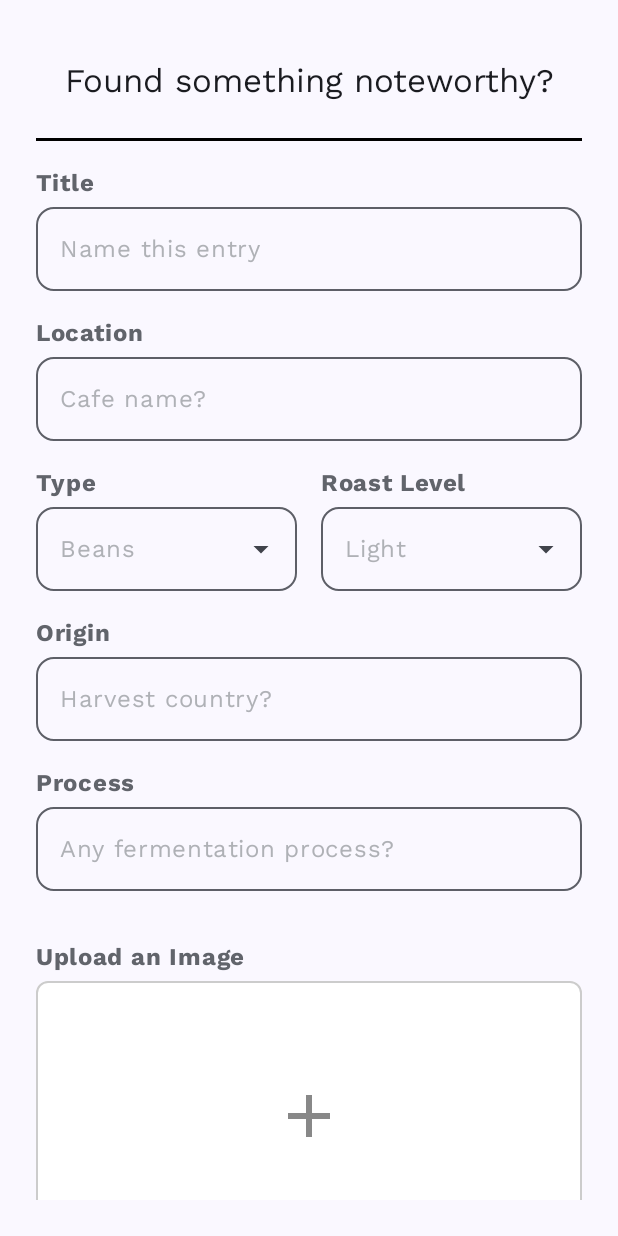
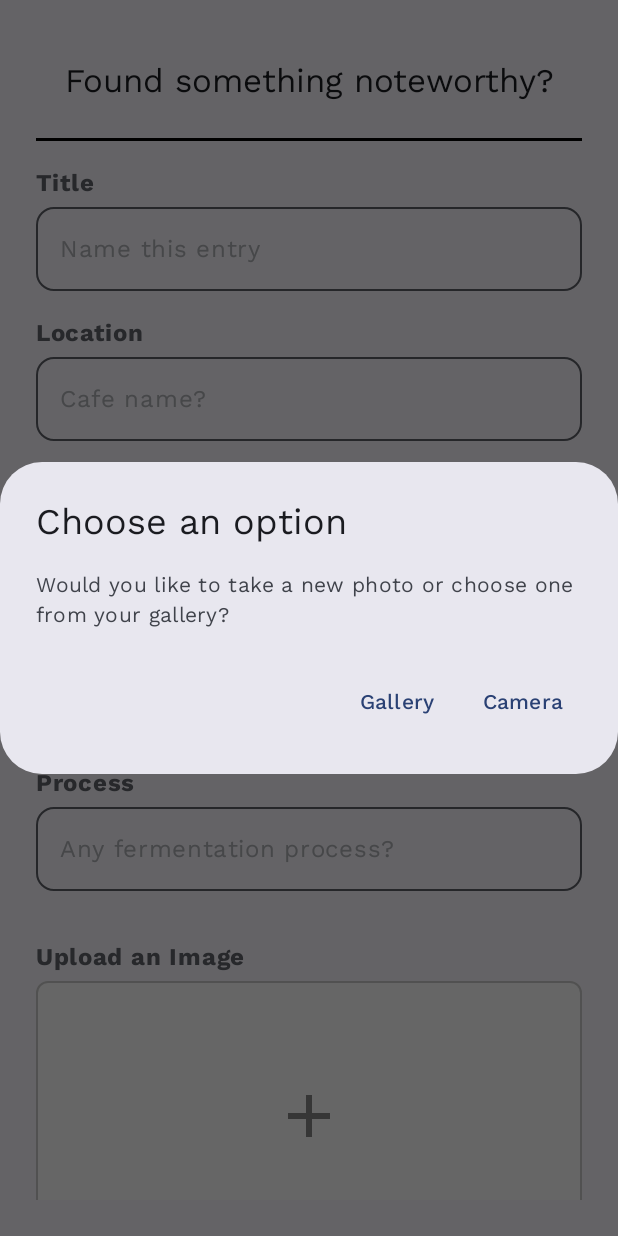
Before and after one commit to sanghoon5499/Cafe-Logger, an Android app built with Jetpack Compose: the UploadView screen opened through its navigation route, after a tap on "Upload Image", on a phone screen of 412 x 824 dp. Run offline under Robolectric (Android 15) with nearby library versions, the phone set to English and light mode, and no system bars; pictures from the network do not load.

Commit message:
Added option to choose from gallery

```diff
--- a/app/src/main/java/com/example/cafelogger/Composable/UploadImage.kt
+++ b/app/src/main/java/com/example/cafelogger/Composable/UploadImage.kt
@@ -18,8 +18,10 @@ import androidx.compose.foundation.layout.size
 import androidx.compose.foundation.shape.RoundedCornerShape
 import androidx.compose.material.icons.Icons
 import androidx.compose.material.icons.filled.Add
+import androidx.compose.material3.AlertDialog
 import androidx.compose.material3.Icon
 import androidx.compose.material3.Text
+import androidx.compose.material3.TextButton
 import androidx.compose.runtime.Composable
 import androidx.compose.runtime.getValue
 import androidx.compose.runtime.mutableStateOf
@@ -64,6 +66,7 @@ fun ImageUploadArea(
 ) {
     val context = LocalContext.current
     var tempImageUri by remember { mutableStateOf<Uri?>(null) }
+    var showDialog by remember { mutableStateOf(false) }
 
     val cameraLauncher = rememberLauncherForActivityResult(
         contract = ActivityResultContracts.TakePicture(),
@@ -71,6 +74,12 @@ fun ImageUploadArea(
             if (isSuccess) {
                 onImageCaptured(tempImageUri)
             }
+        }
+    )
+    val galleryLauncher = rememberLauncherForActivityResult(
+        contract = ActivityResultContracts.GetContent(),
+        onResult = { uri ->
+            onImageCaptured(uri)
         }
     )
     val cameraPermissionState = rememberPermissionState(
@@ -95,15 +104,7 @@ fun ImageUploadArea(
                 )
                 .clip(RoundedCornerShape(8.dp))
                 .background(Color.White)
-                .clickable {
-                    if (cameraPermissionState.status.isGranted) {
-                        val uriToLaunch = getTmpFileUri(context)
-                        // Create a new URI before launching the camera
-                        tempImageUri = uriToLaunch
-                        cameraLauncher.launch(uriToLaunch)
-                    } else {
-                        cameraPermissionState.launchPermissionRequest()
-                    } },
+                .clickable {showDialog = true},
             contentAlignment = Alignment.Center
         ) {
             if (imageUri != null) {
@@ -125,4 +126,38 @@ fun ImageUploadArea(
             }
         }
     }
+
+    if (showDialog) {
+        AlertDialog(
+            onDismissRequest = { showDialog = false },
+            title = {Text("Choose an option") },
+            text = { Text("Would you like to take a new photo or choose one from your gallery?") },
+            confirmButton = {
+                TextButton(
+                    onClick = {
+                        showDialog = false
+                        if (cameraPermissionState.status.isGranted) {
+                            val uriToLaunch = getTmpFileUri(context)
+                            tempImageUri = uriToLaunch
+                            cameraLauncher.launch(uriToLaunch)
+                        } else {
+                            cameraPermissionState.launchPermissionRequest()
+                        }
+                    }
+                ) {
+                    Text("Camera")
+                }
+            },
+            dismissButton = {
+                TextButton(
+                    onClick = {
+                        showDialog = false
+                        galleryLauncher.launch("image/*") // Launch gallery
+                    }
+                ) {
+                    Text("Gallery")
+                }
+            }
+        )
+        }
 }
```
